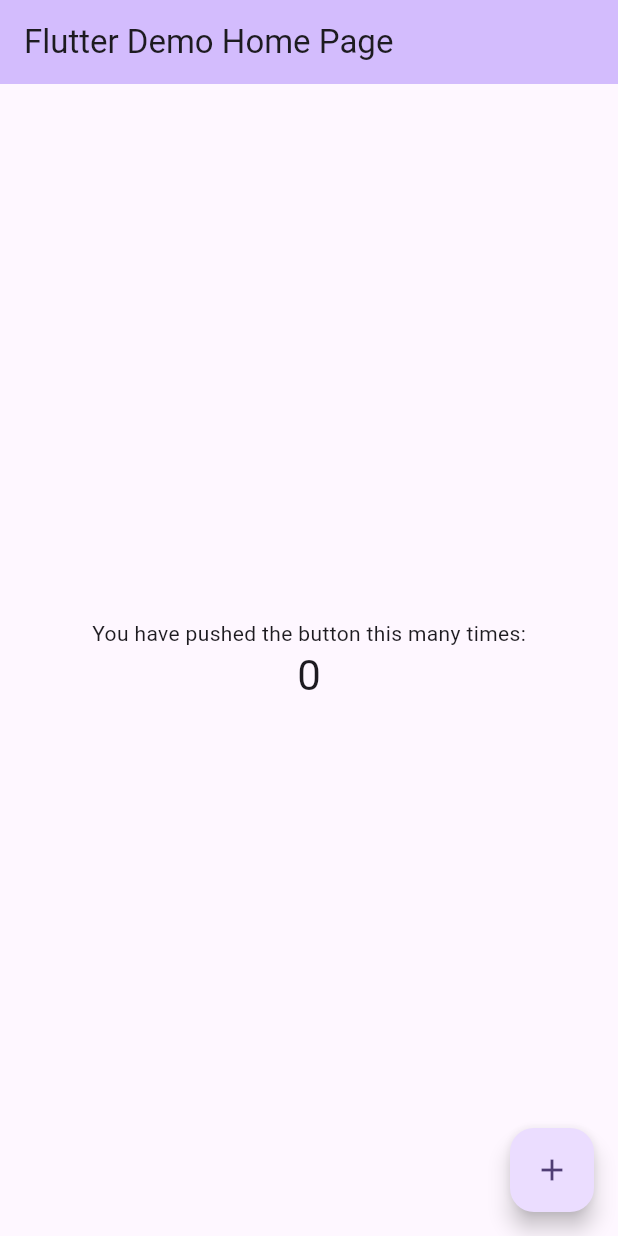
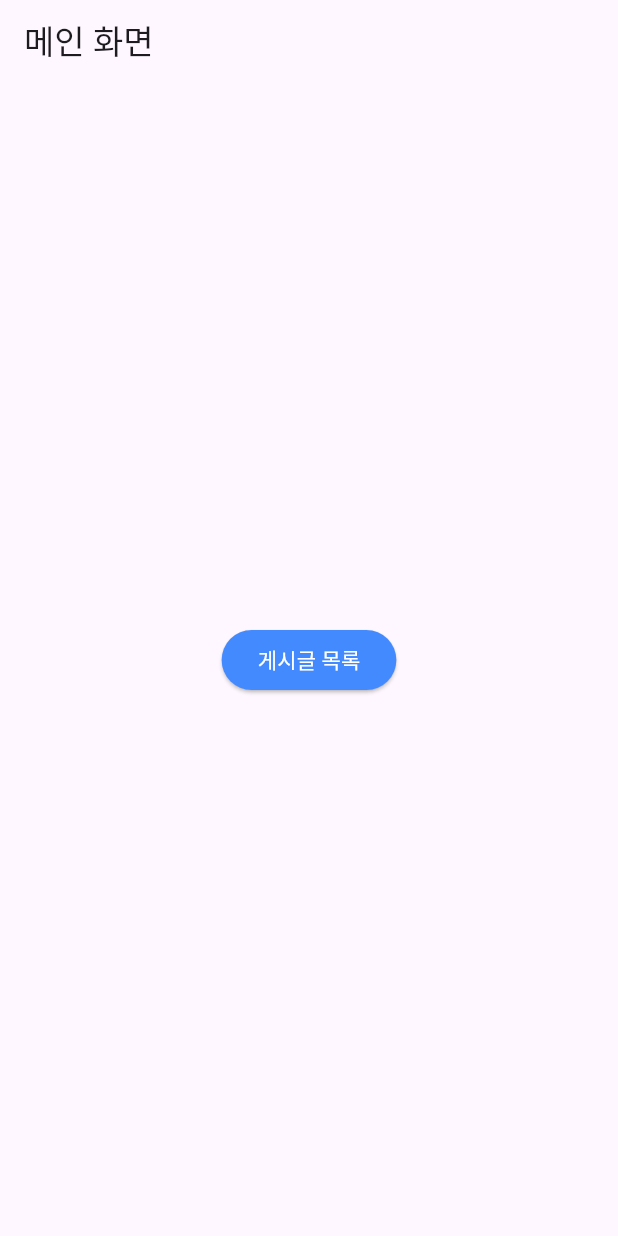
Before and after one commit to letelumiere/flutter_board_getx, a Flutter app: the screen it shows after launch, on a phone screen of 412 x 824 dp. Run offline on Flutter 3.47's test engine with Material 3 defaults, Android fonts, the phone set to English and light mode, and no system bars; our stand-ins replace get.

Commit message:
commits:getX

```diff
--- a/lib/main.dart
+++ b/lib/main.dart
@@ -1,4 +1,10 @@
 import 'package:flutter/material.dart';
+import 'package:flutter_board_getx/main_screen.dart';
+import 'package:flutter_board_getx/views/insert_screen.dart';
+import 'package:flutter_board_getx/views/read_screen.dart';
+import 'package:flutter_board_getx/views/list_screen.dart';
+import 'package:flutter_board_getx/views/update_screen.dart';
+import 'package:get/get.dart';
 
 void main() {
   runApp(const MyApp());
@@ -7,119 +13,38 @@ void main() {
 class MyApp extends StatelessWidget {
   const MyApp({super.key});
 
-  // This widget is the root of your application.
   @override
   Widget build(BuildContext context) {
-    return MaterialApp(
+    return GetMaterialApp(
+      debugShowCheckedModeBanner: false,
       title: 'Flutter Demo',
       theme: ThemeData(
-        // This is the theme of your application.
-        //
-        // TRY THIS: Try running your application with "flutter run". You'll see
-        // the application has a purple toolbar. Then, without quitting the app,
-        // try changing the seedColor in the colorScheme below to Colors.green
-        // and then invoke "hot reload" (save your changes or press the "hot
-        // reload" button in a Flutter-supported IDE, or press "r" if you used
-        // the command line to start the app).
-        //
-        // Notice that the counter didn't reset back to zero; the application
-        // state is not lost during the reload. To reset the state, use hot
-        // restart instead.
-        //
-        // This works for code too, not just values: Most code changes can be
-        // tested with just a hot reload.
         colorScheme: ColorScheme.fromSeed(seedColor: Colors.deepPurple),
         useMaterial3: true,
       ),
-      home: const MyHomePage(title: 'Flutter Demo Home Page'),
+      initialRoute: '/main',
+      getPages: [
+        GetPage(
+          name: '/main',
+          page: () => const MainScreen(),
+        ),
+        GetPage(
+          name: '/board/list',
+          page: () => const ListScreen(),
+        ),
+        GetPage(
+          name: '/board/read',
+          page: () => const ReadScreen(),
+        ),
+        GetPage(
+          name: '/board/insert',
+          page: () => const InsertScreen(),
+        ),
+        GetPage(
+          name: '/board/update',
+          page: () => const UpdateScreen(),
+        ),
+      ],
     );
   }
 }
-
-class MyHomePage extends StatefulWidget {
-  const MyHomePage({super.key, required this.title});
-
-  // This widget is the home page of your application. It is stateful, meaning
-  // that it has a State object (defined below) that contains fields that affect
-  // how it looks.
-
-  // This class is the configuration for the state. It holds the values (in this
-  // case the title) provided by the parent (in this case the App widget) and
-  // used by the build method of the State. Fields in a Widget subclass are
-  // always marked "final".
-
-  final String title;
-
-  @override
-  State<MyHomePage> createState() => _MyHomePageState();
-}
-
-class _MyHomePageState extends State<MyHomePage> {
-  int _counter = 0;
-
-  void _incrementCounter() {
-    setState(() {
-      // This call to setState tells the Flutter framework that something has
-      // changed in this State, which causes it to rerun the build method below
-      // so that the display can reflect the updated values. If we changed
-      // _counter without calling setState(), then the build method would not be
-      // called again, and so nothing would appear to happen.
-      _counter++;
-    });
-  }
-
-  @override
-  Widget build(BuildContext context) {
-    // This method is rerun every time setState is called, for instance as done
-    // by the _incrementCounter method above.
-    //
-    // The Flutter framework has been optimized to make rerunning build methods
-    // fast, so that you can just rebuild anything that needs updating rather
-    // than having to individually change instances of widgets.
-    return Scaffold(
-      appBar: AppBar(
-        // TRY THIS: Try changing the color here to a specific color (to
-        // Colors.amber, perhaps?) and trigger a hot reload to see the AppBar
-        // change color while the other colors stay the same.
-        backgroundColor: Theme.of(context).colorScheme.inversePrimary,
-        // Here we take the value from the MyHomePage object that was created by
-        // the App.build method, and use it to set our appbar title.
-        title: Text(widget.title),
-      ),
-      body: Center(
-        // Center is a layout widget. It takes a single child and positions it
-        // in the middle of the parent.
-        child: Column(
-          // Column is also a layout widget. It takes a list of children and
-          // arranges them vertically. By default, it sizes itself to fit its
-          // children horizontally, and tries to be as tall as its parent.
-          //
-          // Column has various properties to control how it sizes itself and
-          // how it positions its children. Here we use mainAxisAlignment to
-          // center the children vertically; the main axis here is the vertical
-          // axis because Columns are vertical (the cross axis would be
-          // horizontal).
-          //
-          // TRY THIS: Invoke "debug painting" (choose the "Toggle Debug Paint"
-          // action in the IDE, or press "p" in the console), to see the
-          // wireframe for each widget.
-          mainAxisAlignment: MainAxisAlignment.center,
-          children: <Widget>[
-            const Text(
-              'You have pushed the button this many times:',
-            ),
-            Text(
-              '$_counter',
-              style: Theme.of(context).textTheme.headlineMedium,
-            ),
-          ],
-        ),
-      ),
-      floatingActionButton: FloatingActionButton(
-        onPressed: _incrementCounter,
-        tooltip: 'Increment',
-        child: const Icon(Icons.add),
-      ), // This trailing comma makes auto-formatting nicer for build methods.
-    );
-  }
-}
--- /dev/null
+++ b/lib/main_screen.dart
@@ -0,0 +1,31 @@
+import 'package:flutter/material.dart';
+
+class MainScreen extends StatefulWidget {
+  const MainScreen({super.key});
+
+  @override
+  State<MainScreen> createState() => _MainScreenState();
+}
+
+class _MainScreenState extends State<MainScreen> {
+  @override
+  Widget build(BuildContext context) {
+    return Scaffold(
+      appBar: AppBar(
+        title: Text("메인 화면"),
+      ),
+      body: Center(
+        child: ElevatedButton(
+          onPressed: () {
+            Navigator.pushNamed(context, "/board/list");
+          },
+          child: Text("게시글 목록"),
+          style: ElevatedButton.styleFrom(
+            backgroundColor: Colors.blueAccent,
+            foregroundColor: Colors.white,
+          ),
+        ),
+      ),
+    );
+  }
+}
--- a/lib/views/insert_screen.dart
+++ b/lib/views/insert_screen.dart
@@ -1,5 +1,7 @@
 import 'dart:convert';
 import 'package:flutter/material.dart';
+import 'package:flutter_board_getx/controllers/board_controller.dart';
+import 'package:get/get.dart';
 import 'package:http/http.dart' as http;
 
 class InsertScreen extends StatefulWidget {
@@ -14,6 +16,7 @@ class _InsertScreenState extends State<InsertScreen> {
   final TextEditingController _titleController = TextEditingController();
   final TextEditingController _writerController = TextEditingController();
   final TextEditingController _contentController = TextEditingController();
+  BoardController controller = Get.find<BoardController>();
 
   @override
   Widget build(BuildContext context) {
@@ -69,7 +72,7 @@ class _InsertScreenState extends State<InsertScreen> {
         child: Center(
           child: ElevatedButton(
             onPressed: () {
-              insert();
+              controller.insert();
             },
             style: ElevatedButton.styleFrom(
               minimumSize: const Size(double.infinity, 50), // 가로 100% 버튼
```
Also changed, not shown: lib/controllers/board_controller.dart (+25 -0 lines), lib/views/list_screen.dart (+17 -7 lines), lib/views/read_screen.dart (+6 -2 lines), lib/views/update_screen.dart (+7 -3 lines).
